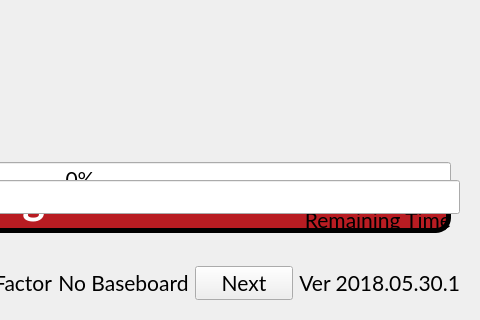
Above: scripts/installer.ui from TechNexion-customization/rescue-loader before the change; both pictures show x 320 to 800 and y 160 to 480 of the 800 by 480 pixel window. Below: the same form after it.
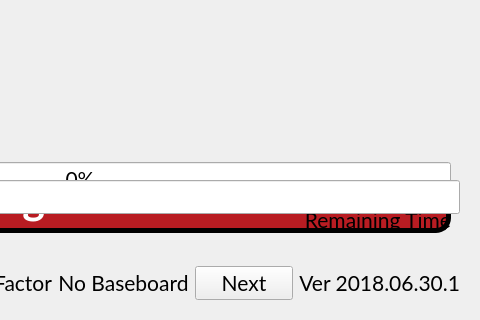
That is the form after the change. Icons and pictures are not drawn. Custom widgets are drawn as their Qt base class.

Commit message: Update installer.xml according to installer.ui

What changed in the file:
```diff
--- a/scripts/installer.ui
+++ b/scripts/installer.ui
@@ -496,7 +496,7 @@
       <item>
        <widget class="QLabel" name="lblVersion">
         <property name="text">
-         <string>Ver 2018.05.30.1</string>
+         <string>Ver 2018.06.30.1</string>
         </property>
         <property name="alignment">
          <set>Qt::AlignRight|Qt::AlignTrailing|Qt::AlignVCenter</set>
```
The commit also changes 1 other file.
